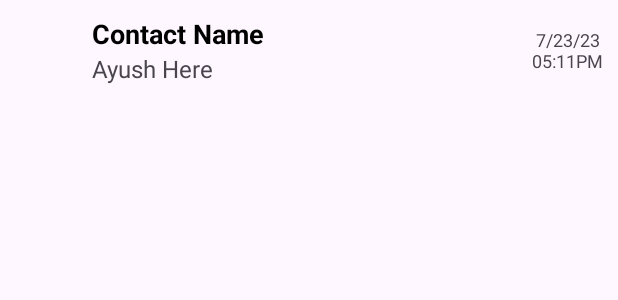
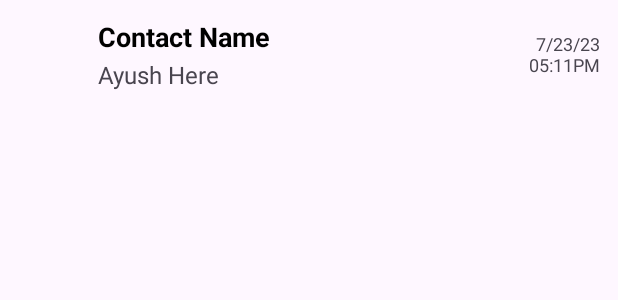
Before and after one commit to ayush-ojha-11/Message_App, an Android app: the layout message_recycler_item.xml on its own in the app's theme, with its tools: preview values and no code run, on a phone screen of 412 x 824 dp. Shown: the top 300 px of the screen. Run offline under Robolectric (Android 15) with nearby library versions, the phone set to English and light mode, and no system bars.

Commit message:
Some major changes

```diff
--- a/app/src/main/AndroidManifest.xml
+++ b/app/src/main/AndroidManifest.xml
@@ -36,10 +36,8 @@
             <intent-filter>
                 <action android:name="android.intent.action.SEND" />
                 <action android:name="android.intent.action.SENDTO" />
-
                 <category android:name="android.intent.category.DEFAULT" />
                 <category android:name="android.intent.category.BROWSABLE" />
-
                 <data android:scheme="sms" />
                 <data android:scheme="smsto" />
                 <data android:scheme="mms" />
--- a/app/src/main/java/com/as/mymessage/DatabasePackage/DatabaseHelper.java
+++ b/app/src/main/java/com/as/mymessage/DatabasePackage/DatabaseHelper.java
@@ -6,7 +6,7 @@ import androidx.room.Database;
 import androidx.room.Room;
 import androidx.room.RoomDatabase;
 
-@Database(entities = {MessageTableModalClass.class, OutGoingMessageTableModalClass.class},exportSchema = false, version = 30)
+@Database(entities = {MessageTableModalClass.class, OutGoingMessageTableModalClass.class},exportSchema = false, version = 31)
 public abstract class DatabaseHelper extends RoomDatabase {
     private static final String DB_NAME = "MessageDatabase";
 
--- a/app/src/main/java/com/as/mymessage/activities/MainActivity.java
+++ b/app/src/main/java/com/as/mymessage/activities/MainActivity.java
@@ -95,8 +95,7 @@ public class MainActivity extends AppCompatActivity implements RecyclerClickInte
                 messagesBySender.put(incomingMessage.getMobNumber(), new ArrayList<>());
             }
             // Add the message and details(messageTableModalClass) in the hashmap to the corresponding key values
-            Objects.requireNonNull(messagesBySender.get(incomingMessage.getMobNumber())).add(new MessageTableModalClass(incomingMessage.getImage(),
-                    incomingMessage.getMobNumber(), incomingMessage.getContactName(), incomingMessage.getMessage(), incomingMessage.getDate(), incomingMessage.getTime(), incomingMessage.getTimeStamp()));
+            Objects.requireNonNull(messagesBySender.get(incomingMessage.getMobNumber())).add(new MessageTableModalClass(incomingMessage.getMobNumber(), incomingMessage.getContactName(), incomingMessage.getMessage(), incomingMessage.getDate(), incomingMessage.getTime(), incomingMessage.getTimeStamp()));
 
             if (found) {
                 //move item from existing position to last index
@@ -200,7 +199,7 @@ public class MainActivity extends AppCompatActivity implements RecyclerClickInte
 
             for (Map.Entry<String, List<MessageTableModalClass>> entry : messagesBySender.entrySet()) {
                 MessageTableModalClass latestMessage = entry.getValue().get(entry.getValue().size() - 1);
-                RecyclerModalClass obj = new RecyclerModalClass(latestMessage.getId(),latestMessage.getImage(), latestMessage.getMobNumber(), latestMessage.getContactName(),
+                RecyclerModalClass obj = new RecyclerModalClass(latestMessage.getId(),latestMessage.getMobNumber(), latestMessage.getContactName(),
                         latestMessage.getMessage(), latestMessage.getDate(), latestMessage.getTime(), latestMessage.getTimeStamp());
 
                     recyclerModalClassList.add(obj);
--- a/app/src/main/res/layout/activity_chat.xml
+++ b/app/src/main/res/layout/activity_chat.xml
@@ -38,7 +38,7 @@
             android:textColorHint="#ABABAB"
             android:textColor="@color/textColor"
             android:inputType="text"
-            android:padding="10dp"
+            android:padding="15dp"
             tools:ignore="HardcodedText,SpeakableTextPresentCheck,TouchTargetSizeCheck" />
 
         <ImageView
--- a/app/src/main/res/layout/contact_recycler_item.xml
+++ b/app/src/main/res/layout/contact_recycler_item.xml
@@ -22,8 +22,8 @@
             android:orientation="horizontal">
 
             <de.hdodenhof.circleimageview.CircleImageView
-                android:layout_width="40dp"
-                android:layout_height="40dp"
+                android:layout_width="36dp"
+                android:layout_height="36dp"
                 android:id="@+id/contact_photo_circular_image_view" />
 
             <LinearLayout
--- a/app/src/main/res/layout/message_recycler_item.xml
+++ b/app/src/main/res/layout/message_recycler_item.xml
@@ -4,11 +4,7 @@
     android:layout_height="wrap_content"
     android:layout_width="match_parent"
     android:gravity="center"
-    android:orientation="vertical"
-
-    xmlns:app="http://schemas.android.com/apk/res-auto">
-
-
+    android:orientation="vertical">
 
 
     <LinearLayout
@@ -16,12 +12,12 @@
         android:layout_height="wrap_content"
         android:gravity="center_vertical"
         android:id="@+id/llRow"
-        android:padding="10dp"
+        android:padding="12dp"
         android:orientation="horizontal">
 
         <de.hdodenhof.circleimageview.CircleImageView
-            android:layout_width="40dp"
-            android:layout_height="40dp"
+            android:layout_width="42dp"
+            android:layout_height="42dp"
             android:id="@+id/imageView" />
 
         <LinearLayout
@@ -46,6 +42,7 @@
                 android:layout_width="match_parent"
                 android:layout_height="wrap_content"
                 android:textSize="16sp"
+                android:layout_marginTop="2dp"
                 android:text="Ayush Here"
                 android:maxLines="1"
                 android:ellipsize="end"
@@ -54,11 +51,12 @@
         </LinearLayout>
 
         <TextView
-            android:layout_width="wrap_content"
+            android:layout_width="0dp"
+            android:layout_weight="0.4"
             android:id="@+id/textViewTime"
             android:layout_height="wrap_content"
-            android:layout_gravity="center_vertical"
             android:textSize="12sp"
+            android:textAlignment="viewEnd"
             android:text=" 7/23/23\n05:11PM"
             tools:ignore="HardcodedText" />
 
@@ -66,6 +64,6 @@
 
     <View
         android:layout_width="match_parent"
-        android:layout_height="2dp"/>
+        android:layout_height="8dp"/>
 
 </LinearLayout>
```
Also changed, not shown: app/src/main/java/com/as/mymessage/DatabasePackage/MessageTableModalClass.java (+2 -11 lines), app/src/main/java/com/as/mymessage/DatabasePackage/OutGoingMessageTableModalClass.java (+2 -11 lines), app/src/main/java/com/as/mymessage/MessageReceiverClasses/SmsReceiver.java (+5 -5 lines), app/src/main/java/com/as/mymessage/activities/ChatActivity.java (+5 -5 lines), app/src/main/java/com/as/mymessage/activities/ComposeSmsActivity.java (+31 -3 lines), app/src/main/java/com/as/mymessage/modals/RecyclerModalClass.java (+2 -12 lines).
